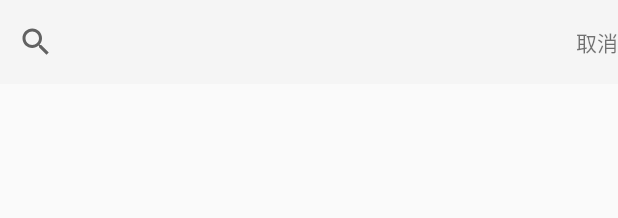
After one commit to jayonvoo/AndVerTravelingKpFactory, an Android app: the layout home_searchpage.xml on its own in the app's theme, with its tools: preview values and no code run, on a phone screen of 412 x 824 dp. The commit adds this screen. Shown: the top 218 px of the screen. Run offline under Robolectric (Android 15) with nearby library versions, the phone set to English and light mode, and no system bars.

Commit message:
update 2044

```diff
--- a/app/src/main/java/and/travelingkp/com/andvertravelingkpfactory/MainActivity.java
+++ b/app/src/main/java/and/travelingkp/com/andvertravelingkpfactory/MainActivity.java
@@ -10,6 +10,7 @@ import android.support.v7.widget.RecyclerView;
 import android.view.MenuItem;
 import android.view.ViewGroup;
 import android.widget.Button;
+import android.widget.SearchView;
 
 import java.util.ArrayList;
 import java.util.List;
@@ -23,6 +24,7 @@ public class MainActivity extends AppCompatActivity {
     RecycleViewAdapter recycleViewAdapter;
     Button button[];
     BottomNavigationView navigationView;
+    SearchView searchbar;
 
 
     @SuppressLint({"SetTextI18n", "ResourceType"})
@@ -31,6 +33,7 @@ public class MainActivity extends AppCompatActivity {
         super.onCreate(savedInstanceState);
         setContentView(R.layout.activity_main);
 
+        searchbar = findViewById(R.id.search_bar);
         navigationView = findViewById(R.id.navigation);
         homeList = new ArrayList<>();
         recycleView = findViewById(R.id.mainRV);
@@ -46,6 +49,9 @@ public class MainActivity extends AppCompatActivity {
         recycleViewAdapter = new RecycleViewAdapter(homeList);
         recycleView.setAdapter(recycleViewAdapter);
         recycleView.setLayoutParams(rcViewParams);
+
+
+        //searchbar.setOnClickListener(this);
 
         //navigation click to page listener
         navigationView.setOnNavigationItemSelectedListener(new BottomNavigationView.OnNavigationItemSelectedListener() {
--- /dev/null
+++ b/app/src/main/java/and/travelingkp/com/andvertravelingkpfactory/PlaceFragment.java
@@ -0,0 +1,17 @@
+package and.travelingkp.com.andvertravelingkpfactory;
+
+import android.app.Fragment;
+import android.os.Bundle;
+import android.support.annotation.Nullable;
+import android.view.LayoutInflater;
+import android.view.View;
+import android.view.ViewGroup;
+
+public class PlaceFragment extends Fragment {
+
+    @Nullable
+    @Override
+    public View onCreateView(LayoutInflater inflater, @Nullable ViewGroup container, Bundle savedInstanceState) {
+        return inflater.inflate(R.layout.home_searchpage, container, false);
+    }
+}
--- a/app/src/main/java/and/travelingkp/com/andvertravelingkpfactory/RecycleViewAdapter.java
+++ b/app/src/main/java/and/travelingkp/com/andvertravelingkpfactory/RecycleViewAdapter.java
@@ -1,7 +1,6 @@
 package and.travelingkp.com.andvertravelingkpfactory;
 
 import android.annotation.SuppressLint;
-import android.content.Context;
 import android.support.annotation.NonNull;
 import android.support.v7.widget.RecyclerView;
 import android.view.LayoutInflater;
--- /dev/null
+++ b/app/src/main/res/layout/home_searchpage.xml
@@ -0,0 +1,41 @@
+<?xml version="1.0" encoding="utf-8"?>
+<android.support.constraint.ConstraintLayout xmlns:android="http://schemas.android.com/apk/res/android"
+    xmlns:tools="http://schemas.android.com/tools"
+    android:layout_width="match_parent"
+    android:layout_height="match_parent"
+    xmlns:app="http://schemas.android.com/apk/res-auto">
+
+
+
+    <android.support.v7.widget.Toolbar
+        android:id="@+id/toolbar2"
+        android:layout_width="match_parent"
+        android:layout_height="0dp"
+        android:background="?attr/colorPrimary"
+        android:minHeight="?attr/actionBarSize"
+        android:theme="?attr/actionBarTheme"
+        app:layout_constraintTop_toTopOf="parent"
+        app:layout_constraintStart_toStartOf="parent"
+        app:layout_constraintEnd_toEndOf="parent"/>
+
+    <SearchView
+        android:id="@+id/searchView_sp"
+        android:layout_width="0dp"
+        android:layout_height="0dp"
+        android:queryHint="請搜索觀光工廠"
+        app:layout_constraintBottom_toBottomOf="@id/toolbar2"
+        app:layout_constraintStart_toStartOf="@id/toolbar2"
+        app:layout_constraintTop_toTopOf="@id/toolbar2"
+        app:layout_constraintEnd_toStartOf="@id/textView_sp" />
+
+    <TextView
+        android:id="@+id/textView_sp"
+        android:layout_width="wrap_content"
+        android:layout_height="wrap_content"
+        android:text="取消"
+        app:layout_constraintStart_toEndOf="@id/searchView_sp"
+        app:layout_constraintTop_toTopOf="@id/toolbar2"
+        app:layout_constraintBottom_toBottomOf="@id/toolbar2"
+        app:layout_constraintEnd_toEndOf="@id/toolbar2"/>
+
+</android.support.constraint.ConstraintLayout>
```
